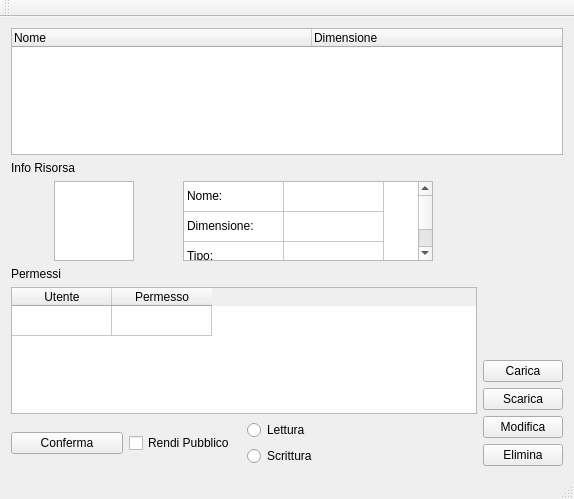
First picture: the form in KCloud/GraphicClient/GuiClient.ui, repository milazzo-g/KCloud, before the edit.
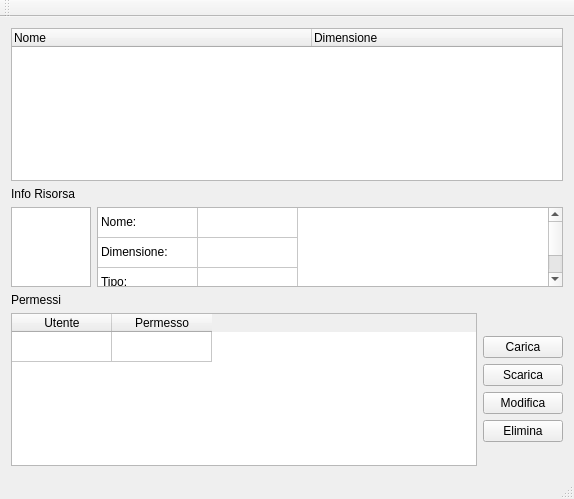
Second picture: the form after the edit. Icons and pictures are not drawn.

```diff
--- a/KCloud/GraphicClient/GuiClient.ui
+++ b/KCloud/GraphicClient/GuiClient.ui
@@ -23,7 +23,7 @@
     <normaloff>:/applicationIcons/applicationIcons/kcloud_64x64.png</normaloff>:/applicationIcons/applicationIcons/kcloud_64x64.png</iconset>
   </property>
   <widget class="QWidget" name="centralWidget">
-   <layout class="QVBoxLayout" name="verticalLayout_4">
+   <layout class="QVBoxLayout" name="verticalLayout_2">
     <item>
      <widget class="QTreeWidget" name="mainTreeWidget">
       <property name="columnCount">
@@ -45,10 +45,6 @@
      </widget>
     </item>
     <item>
-     <layout class="QHBoxLayout" name="horizontalLayout_4">
-      <item>
-       <layout class="QVBoxLayout" name="verticalLayout_3">
-        <item>
          <widget class="QLabel" name="label">
           <property name="text">
            <string>Info Risorsa</string>
@@ -88,7 +84,7 @@
           <item>
            <widget class="QTableWidget" name="resourceInfoTable">
             <property name="sizePolicy">
-             <sizepolicy hsizetype="Fixed" vsizetype="Fixed">
+         <sizepolicy hsizetype="Expanding" vsizetype="Fixed">
               <horstretch>0</horstretch>
               <verstretch>0</verstretch>
              </sizepolicy>
@@ -101,7 +97,7 @@
             </property>
             <property name="maximumSize">
              <size>
-              <width>250</width>
+          <width>65535</width>
               <height>80</height>
              </size>
             </property>
@@ -211,6 +207,8 @@
          </widget>
         </item>
         <item>
+     <layout class="QHBoxLayout" name="horizontalLayout_2">
+      <item>
          <widget class="QTableWidget" name="permissionTable">
           <attribute name="horizontalHeaderDefaultSectionSize">
            <number>100</number>
@@ -236,50 +234,8 @@
          </widget>
         </item>
         <item>
-         <layout class="QHBoxLayout" name="horizontalLayout_3">
-          <item>
-           <layout class="QHBoxLayout" name="horizontalLayout_2">
-            <item>
-             <widget class="QPushButton" name="permissionButton">
-              <property name="text">
-               <string>Conferma</string>
-              </property>
-             </widget>
-            </item>
-            <item>
-             <widget class="QCheckBox" name="makePublic">
-              <property name="text">
-               <string>Rendi Pubblico</string>
-              </property>
-             </widget>
-            </item>
-           </layout>
-          </item>
-          <item>
            <layout class="QVBoxLayout" name="verticalLayout">
             <item>
-             <widget class="QRadioButton" name="publicReadRadio">
-              <property name="text">
-               <string>Lettura</string>
-              </property>
-             </widget>
-            </item>
-            <item>
-             <widget class="QRadioButton" name="publicWriteButton">
-              <property name="text">
-               <string>Scrittura</string>
-              </property>
-             </widget>
-            </item>
-           </layout>
-          </item>
-         </layout>
-        </item>
-       </layout>
-      </item>
-      <item>
-       <layout class="QVBoxLayout" name="verticalLayout_2">
-        <item>
          <spacer name="verticalSpacer">
           <property name="orientation">
            <enum>Qt::Vertical</enum>
@@ -320,6 +276,19 @@
           </property>
          </widget>
         </item>
+        <item>
+         <spacer name="verticalSpacer_2">
+          <property name="orientation">
+           <enum>Qt::Vertical</enum>
+          </property>
+          <property name="sizeHint" stdset="0">
+           <size>
+            <width>20</width>
+            <height>40</height>
+           </size>
+          </property>
+         </spacer>
+        </item>
        </layout>
       </item>
      </layout>
```
Lines whose indentation alone changed are shown as unchanged.
